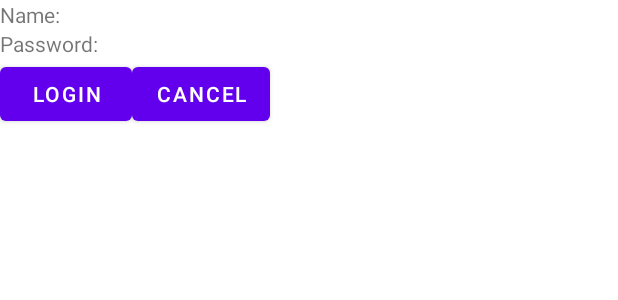
After one commit to dyxnak/RegistrationApp, an Android app: the layout exercise1.xml on its own in the app's theme, with its tools: preview values and no code run, on a phone screen of 412 x 824 dp. The commit adds this screen. Shown: the top 300 px of the screen. Run offline under Robolectric (Android 15) with nearby library versions, the phone set to English and light mode, and no system bars.

Commit message:
update:exercise 1

```diff
--- /dev/null
+++ b/app/src/main/res/layout/exercise1.xml
@@ -0,0 +1,34 @@
+<?xml version="1.0" encoding="utf-8"?>
+<LinearLayout xmlns:android="http://schemas.android.com/apk/res/android"
+    android:layout_width="match_parent"
+    android:layout_height="match_parent"
+    android:orientation="vertical">
+
+    <TextView
+        android:id="@+id/textView"
+        android:layout_width="match_parent"
+        android:layout_height="wrap_content"
+        android:text="Name:" />
+
+    <TextView
+        android:id="@+id/textView2"
+        android:layout_width="match_parent"
+        android:layout_height="wrap_content"
+        android:text="Password:" />
+    <LinearLayout
+        android:layout_width="match_parent"
+        android:layout_height="match_parent">
+
+        <Button
+            android:id="@+id/button"
+            android:layout_width="wrap_content"
+            android:layout_height="wrap_content"
+            android:text="Login" />
+
+        <Button
+            android:id="@+id/button2"
+            android:layout_width="wrap_content"
+            android:layout_height="wrap_content"
+            android:text="Cancel" />
+    </LinearLayout>
+</LinearLayout>
--- a/app/src/main/res/values/strings.xml
+++ b/app/src/main/res/values/strings.xml
@@ -1,3 +1,3 @@
 <resources>
-    <string name="app_name">Registration App</string>
+    <string name="app_name">Demo My Login App</string>
 </resources>
```
Also changed, not shown: app/src/main/res/layout/activity_main.xml (+3 -13 lines).
